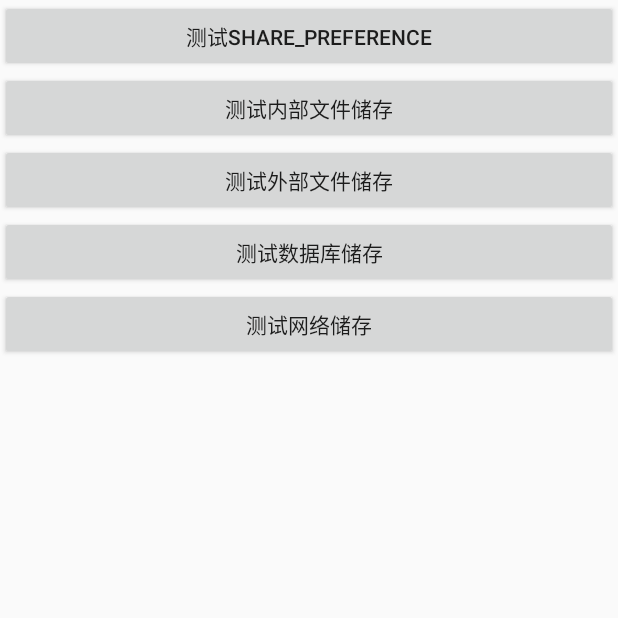
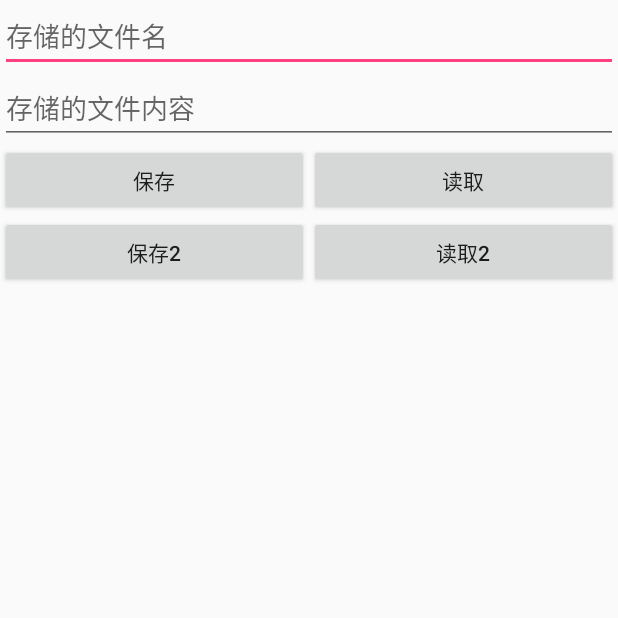
Before and after one commit to chenqilin70/Practice, an Android app: the screen it shows after launch (MainActivity before the commit, OFActivity after it), after a tap on "测试外部文件储存", on a phone screen of 412 x 824 dp, the top half of it. Run offline under Robolectric (Android 15) with nearby library versions, the phone set to English and light mode, and no system bars.

Commit message:
android storage

```diff
--- a/Storage/app/src/main/java/oracle/huwl/com/storage/MainActivity.java
+++ b/Storage/app/src/main/java/oracle/huwl/com/storage/MainActivity.java
@@ -17,10 +17,10 @@ public class MainActivity extends Activity {
         startActivity(new Intent(this,SpActivity.class));
     }
     public void testInnerFile(View v){
-
+        startActivity(new Intent(this,IFActivity.class));
     }
     public void testOutterFile(View v){
-
+        startActivity(new Intent(this,OFActivity.class));
     }
     public void testDatabase(View v){
 
--- a/Storage/app/src/main/java/oracle/huwl/com/storage/SpActivity.java
+++ b/Storage/app/src/main/java/oracle/huwl/com/storage/SpActivity.java
@@ -25,5 +25,9 @@ public class SpActivity extends Activity {
         editor.commit();
     }
     public void read(View v){
+        String key=et_key.getText().toString();
+        String value=sp.getString(key,"no value");
+        ToastUtil.showDefaultToast(this,value);
+
     }
 }
--- a/Storage/app/src/main/java/oracle/huwl/com/storage/ToastUtil.java
+++ b/Storage/app/src/main/java/oracle/huwl/com/storage/ToastUtil.java
@@ -8,7 +8,7 @@ import android.widget.Toast;
  */
 
 public class ToastUtil {
-    public void showDefaultToast(Context c,String text){
+    public static void showDefaultToast(Context c,String text){
         Toast.makeText(c,text,Toast.LENGTH_SHORT).show();
     }
 }
--- /dev/null
+++ b/Storage/app/src/main/res/layout/activity_of.xml
@@ -0,0 +1,55 @@
+<?xml version="1.0" encoding="utf-8"?>
+<LinearLayout android:layout_width="match_parent"
+    android:layout_height="match_parent"
+    android:orientation="vertical"
+    xmlns:android="http://schemas.android.com/apk/res/android">
+
+    <EditText
+        android:id="@+id/et_of_filename"
+        android:layout_width="match_parent"
+        android:layout_height="wrap_content"
+        android:hint="存储的文件名" />
+
+    <EditText
+        android:id="@+id/et_of_filecontent"
+        android:layout_width="match_parent"
+        android:layout_height="wrap_content"
+        android:hint="存储的文件内容" />
+
+    <LinearLayout
+        android:layout_width="match_parent"
+        android:layout_height="wrap_content"
+        android:orientation="horizontal">
+        <Button
+            android:layout_width="0dp"
+            android:layout_height="wrap_content"
+            android:layout_weight="1"
+            android:onClick="save"
+            android:text="保存" />
+
+        <Button
+            android:layout_width="0dp"
+            android:layout_height="wrap_content"
+            android:layout_weight="1"
+            android:onClick="read"
+            android:text="读取" />
+    </LinearLayout>
+    <LinearLayout
+        android:layout_width="match_parent"
+        android:layout_height="wrap_content"
+        android:orientation="horizontal">
+        <Button
+            android:layout_width="0dp"
+            android:layout_height="wrap_content"
+            android:layout_weight="1"
+            android:onClick="save2"
+            android:text="保存2" />
+
+        <Button
+            android:layout_width="0dp"
+            android:layout_height="wrap_content"
+            android:layout_weight="1"
+            android:onClick="read2"
+            android:text="读取2" />
+    </LinearLayout>
+</LinearLayout>
```
Also changed, not shown: Storage/app/src/main/AndroidManifest.xml (+6 -2 lines), Storage/app/src/main/java/oracle/huwl/com/storage/IFActivity.java (added, +48 -0 lines), Storage/app/src/main/java/oracle/huwl/com/storage/OFActivity.java (added, +99 -0 lines), Storage/app/src/main/res/layout/activity_if.xml (added, +38 -0 lines), Storage/app/src/main/assets/default.jpg (added).
